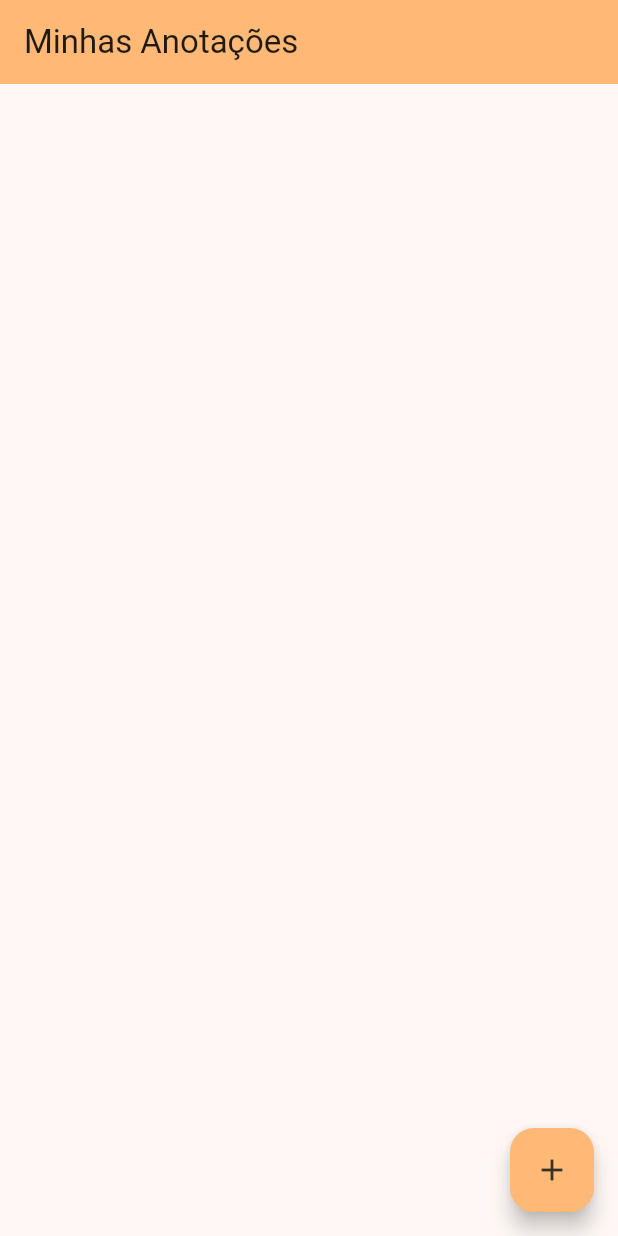
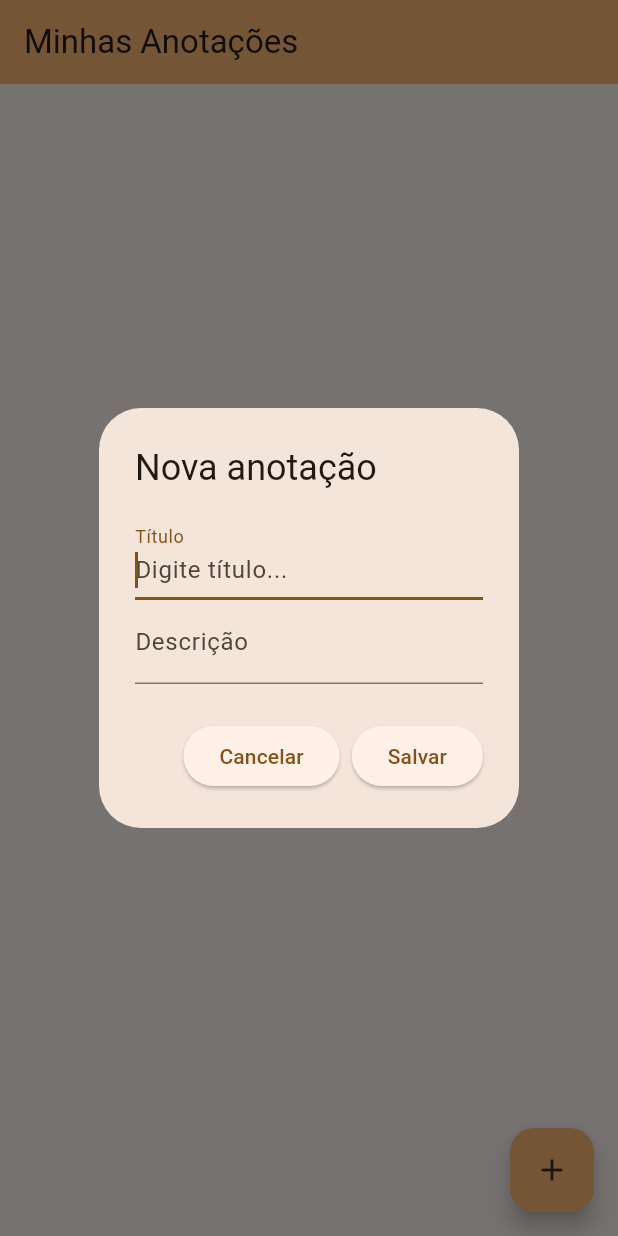
Before and after one commit to AnaLuizanc/NotasDiariasFlutterApp, a Flutter app: the screen it shows after launch, after a tap on the "add" icon, on a phone screen of 412 x 824 dp. Run offline on Flutter 3.47's test engine with Material 3 defaults, Android fonts, the light colour scheme and no system bars.

Commit message:
feat: Implement note creation dialog
- Adds `TextEditingController` for the title and description fields.
- Implements the `_exibirTelaCadastro` method to show an `AlertDialog`.
- The dialog includes `TextField` widgets for the note's title and description, along with "Cancelar" (Cancel) and "Salvar" (Save) buttons.

```diff
--- a/lib/MyHomePage.dart
+++ b/lib/MyHomePage.dart
@@ -10,12 +10,48 @@ class MyHomePage extends StatefulWidget {
 }
 
 class _MyHomePageState extends State<MyHomePage> {
-  int _counter = 0;
+  final TextEditingController _titleController = TextEditingController();
+  final TextEditingController _descriptionController = TextEditingController();
 
   void _exibirTelaCadastro() {
-    setState(() {
-      _counter++;
-    });
+    showDialog(
+        context: context,
+        builder: (context) {
+          return AlertDialog(
+            title: const Text("Nova anotação"),
+            content: Column(
+              mainAxisSize: MainAxisSize.min,
+              children: [
+                TextField(
+                  controller: _titleController,
+                  autofocus: true,
+                  decoration: const InputDecoration(
+                      labelText: "Título",
+                      hintText: "Digite título..."),
+
+                ),
+                TextField(
+                  controller: _descriptionController,
+                  decoration: const InputDecoration(
+                      labelText: "Descrição",
+                      hintText: "Digite descrição..."),
+                )
+              ],
+            ),
+            actions: [
+              ElevatedButton(
+                  onPressed: () => Navigator.pop(context),
+                  child: const Text("Cancelar")
+                  ),
+              ElevatedButton(
+                  onPressed: () {
+                    //função para salvar/atualizar
+                    Navigator.pop(context);
+                  },
+                  child: const Text("Salvar"))
+            ],
+          );
+        });
   }
 
   @override
```
